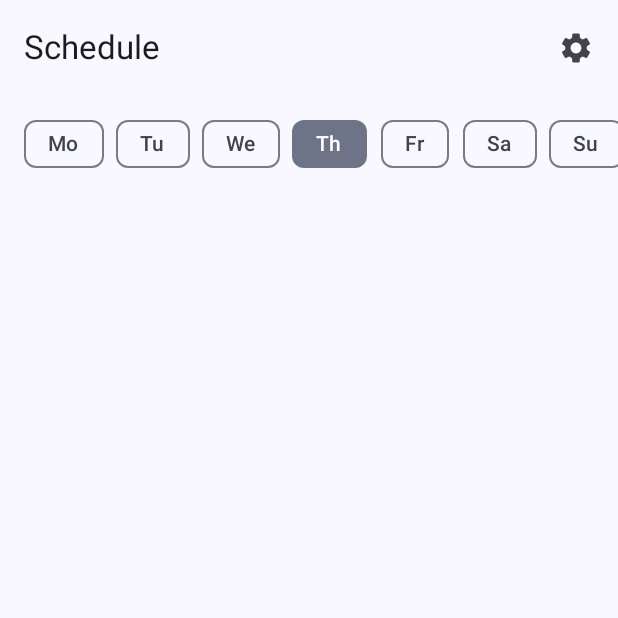
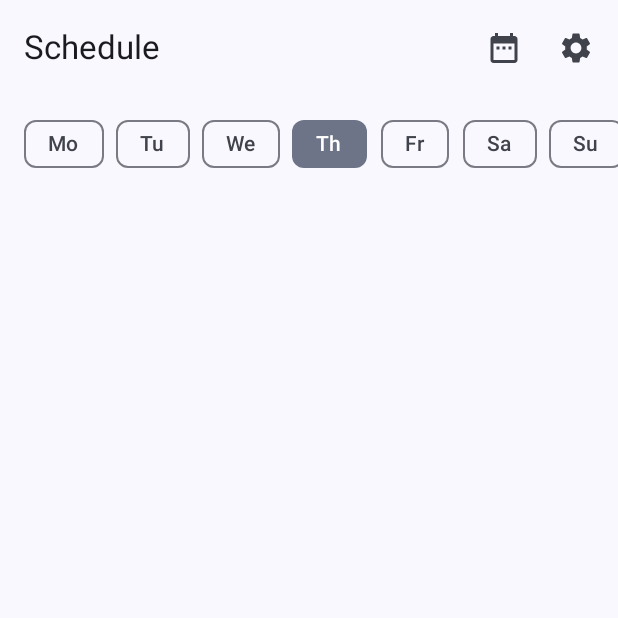
Before and after one commit to Zench1k-code/OnTime, an Android app built with Jetpack Compose: the screen it shows after launch (MainActivity), on a phone screen of 412 x 824 dp, the top half of it. Run offline under Robolectric (Android 15) with nearby library versions, the phone set to English and light mode, and no system bars; our stand-ins replace Room's generated code.

Commit message:
Add holidays route and a holidays button on the schedule screen

```diff
--- a/app/src/main/java/com/example/ontime/ui/navigation/OnTimeNavHost.kt
+++ b/app/src/main/java/com/example/ontime/ui/navigation/OnTimeNavHost.kt
@@ -9,6 +9,7 @@ import androidx.navigation.compose.composable
 import androidx.navigation.navArgument
 import com.example.ontime.ui.alarm.AlarmScreen
 import com.example.ontime.ui.alarm.AlarmSettingsScreen
+import com.example.ontime.ui.holidays.HolidaysScreen
 import com.example.ontime.ui.schedule.AddEditLessonScreen
 import com.example.ontime.ui.schedule.LessonDetailScreen
 import com.example.ontime.ui.schedule.ScheduleScreen
@@ -36,7 +37,16 @@ fun OnTimeNavHost(
                 },
                 onSettingsClick = {
                     navController.navigate(Screen.Settings.route)
+                },
+                onHolidaysClick = {
+                    navController.navigate(Screen.Holidays.route)
                 }
+            )
+        }
+
+        composable(Screen.Holidays.route) {
+            HolidaysScreen(
+                onBackClick = { navController.navigateUp() }
             )
         }
 
--- a/app/src/main/java/com/example/ontime/ui/navigation/Screen.kt
+++ b/app/src/main/java/com/example/ontime/ui/navigation/Screen.kt
@@ -7,6 +7,7 @@ sealed class Screen(val route: String) {
     data object Alarm : Screen("alarm")
 
     data object Settings : Screen("settings")
+    data object Holidays : Screen("holidays")
 
     data object LessonDetail : Screen("lesson/{lessonId}") {
         fun createRoute(lessonId: Int) = "lesson/$lessonId"
--- a/app/src/main/java/com/example/ontime/ui/schedule/ScheduleScreen.kt
+++ b/app/src/main/java/com/example/ontime/ui/schedule/ScheduleScreen.kt
@@ -25,6 +25,7 @@ import androidx.lifecycle.viewmodel.compose.viewModel
 import com.example.ontime.ui.components.DaySelector
 import com.example.ontime.ui.components.LessonItem
 import androidx.compose.foundation.layout.WindowInsets
+import androidx.compose.material.icons.filled.DateRange
 import androidx.compose.material.icons.filled.Settings
 import androidx.compose.material3.IconButton
 import com.example.ontime.ui.components.AppTopBar
@@ -34,6 +35,7 @@ fun ScheduleScreen(
     onLessonClick: (Int) -> Unit,
     onAddLessonClick: () -> Unit,
     onSettingsClick: () -> Unit,
+    onHolidaysClick: () -> Unit,
     modifier: Modifier = Modifier,
     viewModel: ScheduleViewModel = viewModel()
 ) {
@@ -47,6 +49,9 @@ fun ScheduleScreen(
                 title = "Schedule",
                 canNavigateBack = false,
                 actions = {
+                    IconButton(onClick = onHolidaysClick) {
+                        Icon(Icons.Filled.DateRange, contentDescription = "Holidays")
+                    }
                     IconButton(onClick = onSettingsClick) {
                         Icon(Icons.Filled.Settings, contentDescription = "Settings")
                     }
```
